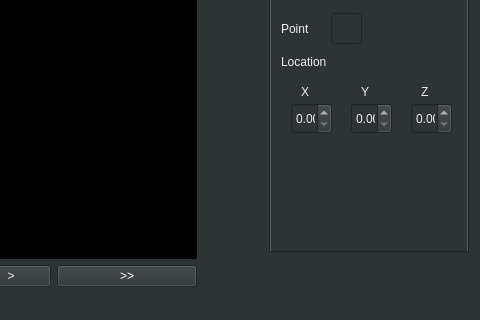
This is nopalesgraphics.ui in Isaivargas/nopalesGraphics as Qt 5 draws it before an edit; both pictures show x 488 to 968 and y 350 to 670 of the 968 by 670 pixel window. The edited form follows.
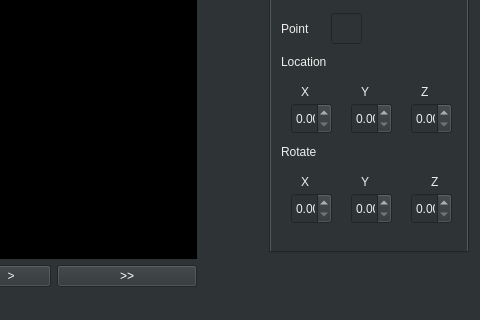
This is the edited form. Icons and pictures are not drawn. Custom widgets are drawn as their Qt base class.

```diff
--- a/nopalesgraphics.ui
+++ b/nopalesgraphics.ui
@@ -1164,6 +1164,88 @@
          <string>Z</string>
         </property>
        </widget>
+       <widget class="QLabel" name="label_18">
+        <property name="geometry">
+         <rect>
+          <x>10</x>
+          <y>210</y>
+          <width>67</width>
+          <height>17</height>
+         </rect>
+        </property>
+        <property name="text">
+         <string>Rotate</string>
+        </property>
+       </widget>
+       <widget class="QLabel" name="label_36">
+        <property name="geometry">
+         <rect>
+          <x>30</x>
+          <y>240</y>
+          <width>16</width>
+          <height>17</height>
+         </rect>
+        </property>
+        <property name="text">
+         <string>X</string>
+        </property>
+       </widget>
+       <widget class="QLabel" name="label_37">
+        <property name="geometry">
+         <rect>
+          <x>90</x>
+          <y>240</y>
+          <width>21</width>
+          <height>17</height>
+         </rect>
+        </property>
+        <property name="text">
+         <string>Y</string>
+        </property>
+       </widget>
+       <widget class="QLabel" name="label_38">
+        <property name="geometry">
+         <rect>
+          <x>160</x>
+          <y>240</y>
+          <width>21</width>
+          <height>17</height>
+         </rect>
+        </property>
+        <property name="text">
+         <string>Z</string>
+        </property>
+       </widget>
+       <widget class="QDoubleSpinBox" name="location_SpinBox_pxNurb_2">
+        <property name="geometry">
+         <rect>
+          <x>20</x>
+          <y>260</y>
+          <width>41</width>
+          <height>31</height>
+         </rect>
+        </property>
+       </widget>
+       <widget class="QDoubleSpinBox" name="location_SpinBox_pxNurb_3">
+        <property name="geometry">
+         <rect>
+          <x>80</x>
+          <y>260</y>
+          <width>41</width>
+          <height>31</height>
+         </rect>
+        </property>
+       </widget>
+       <widget class="QDoubleSpinBox" name="location_SpinBox_pxNurb_4">
+        <property name="geometry">
+         <rect>
+          <x>140</x>
+          <y>260</y>
+          <width>41</width>
+          <height>31</height>
+         </rect>
+        </property>
+       </widget>
       </widget>
      </widget>
     </item>
```
Left out of the diff: 90 changed lines with no effect on the pictures.
